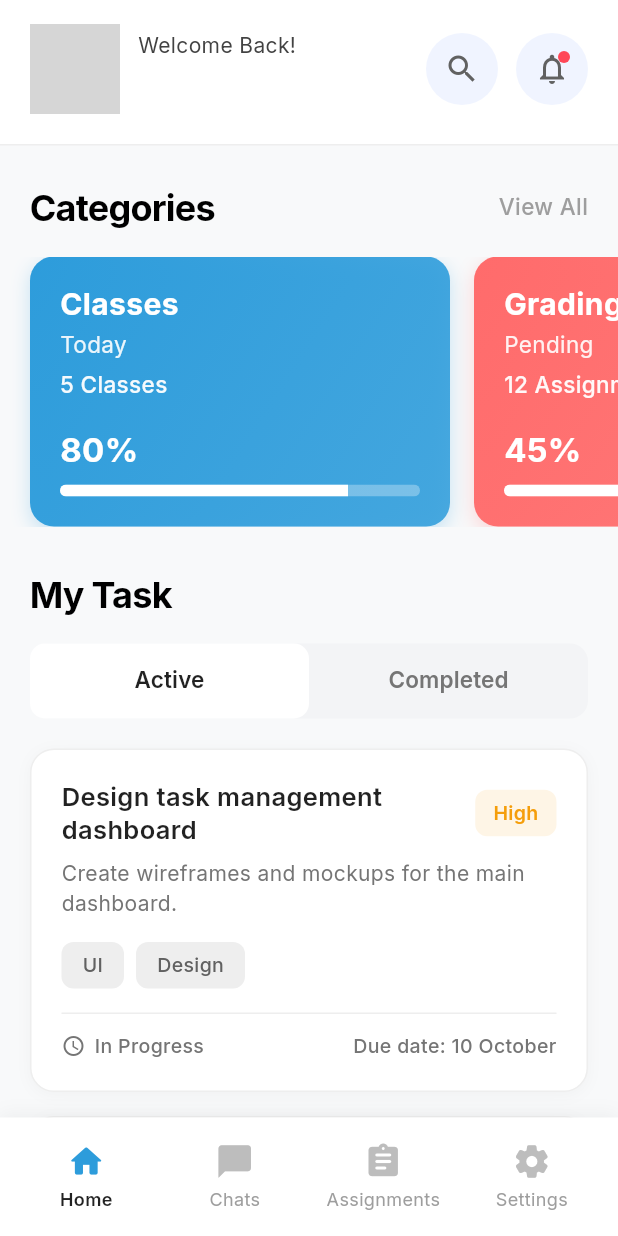
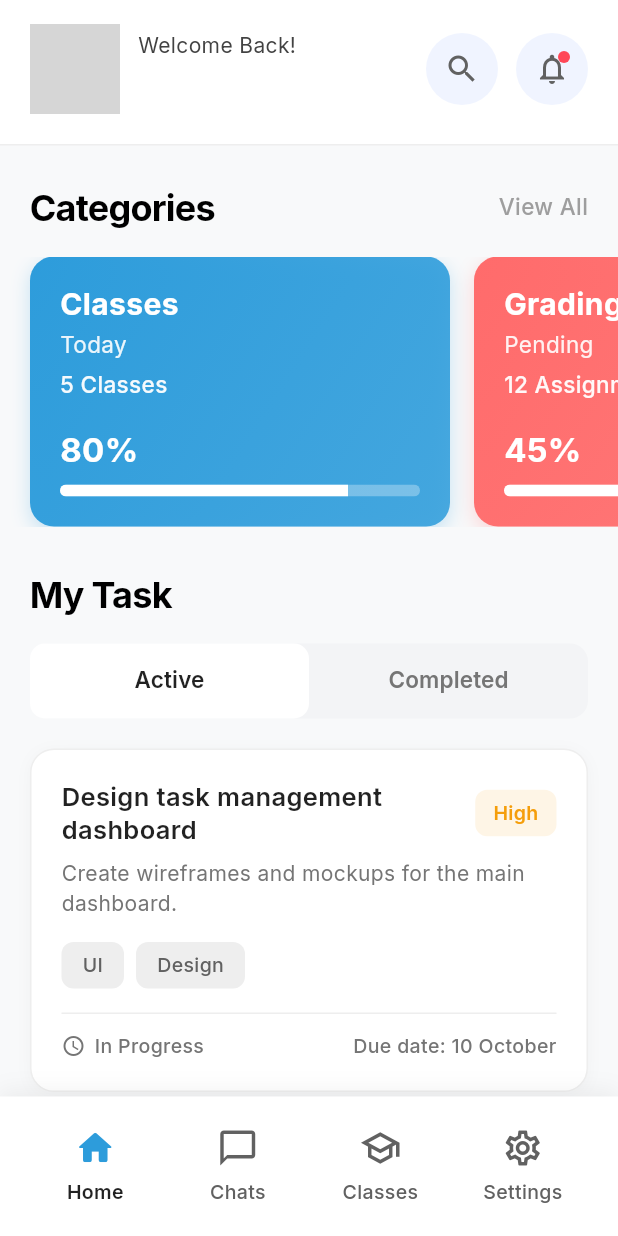
Before and after one commit to Innocent-Gershon/front-end_-_Backend_Implementation_Group-15, a Flutter app: the _HomeScreenContent screen opened directly with empty values, on a phone screen of 412 x 824 dp. Run offline on Flutter 3.47's test engine with Material 3 defaults, Android fonts, the phone set to English and light mode, and no system bars; our stand-ins replace animate_do, cloud_firestore, equatable, firebase_auth, firebase_core, flutter_bloc and 2 more; accounts and stored records are empty; grey boxes are pictures that could not be loaded.

Commit message:
The botton nav icons changed to be more visible

```diff
--- a/edu_bridge_01/lib/presentation/pages/home/home_screen.dart
+++ b/edu_bridge_01/lib/presentation/pages/home/home_screen.dart
@@ -196,22 +196,42 @@ class _HomeScreenContentState extends State<_HomeScreenContent>
     ];
   }
 
-  IconData _getBottomNavIcon(int index) {
+  IconData _getBottomNavIcon(int index, bool isSelected) {
     const navConfig = {
-      UserType.student: [Icons.home_rounded, Icons.chat_bubble_rounded, Icons.school_rounded, Icons.settings_rounded],
-      UserType.teacher: [Icons.home_rounded, Icons.chat_bubble_rounded, Icons.assignment_rounded, Icons.settings_rounded],
-      UserType.parent: [Icons.home_rounded, Icons.chat_bubble_rounded, Icons.child_care_rounded, Icons.settings_rounded],
-      UserType.guest: [Icons.home_rounded, Icons.info_rounded, Icons.login_rounded, Icons.settings_rounded],
+      UserType.student: [
+        [Icons.home_rounded, Icons.home_outlined],
+        [Icons.chat_bubble_rounded, Icons.chat_bubble_outline],
+        [Icons.school_rounded, Icons.school_outlined],
+        [Icons.settings_rounded, Icons.settings_outlined]
+      ],
+      UserType.teacher: [
+        [Icons.home_rounded, Icons.home_outlined],
+        [Icons.chat_bubble_rounded, Icons.chat_bubble_outline],
+        [Icons.school_rounded, Icons.school_outlined],
+        [Icons.settings_rounded, Icons.settings_outlined]
+      ],
+      UserType.parent: [
+        [Icons.home_rounded, Icons.home_outlined],
+        [Icons.chat_bubble_rounded, Icons.chat_bubble_outline],
+        [Icons.school_rounded, Icons.school_outlined],
+        [Icons.settings_rounded, Icons.settings_outlined]
+      ],
+      UserType.guest: [
+        [Icons.home_rounded, Icons.home_outlined],
+        [Icons.chat_bubble_rounded, Icons.chat_bubble_outline],
+        [Icons.school_rounded, Icons.school_outlined],
+        [Icons.settings_rounded, Icons.settings_outlined]
+      ],
     };
-    return navConfig[widget.userType]?[index] ?? Icons.error;
+    return navConfig[widget.userType]?[index]?[isSelected ? 0 : 1] ?? Icons.error;
   }
 
   String _getBottomNavLabel(int index) {
     const navLabels = {
       UserType.student: ['Home', 'Chats', 'Classes', 'Settings'],
-      UserType.teacher: ['Home', 'Chats', 'Assignments', 'Settings'],
-      UserType.parent: ['Home', 'Chats', 'Children', 'Settings'],
-      UserType.guest: ['Home', 'About', 'Sign In', 'Settings'],
+      UserType.teacher: ['Home', 'Chats', 'Classes', 'Settings'],
+      UserType.parent: ['Home', 'Chats', 'Classes', 'Settings'],
+      UserType.guest: ['Home', 'Chats', 'Classes', 'Settings'],
     };
     return navLabels[widget.userType]?[index] ?? 'Error';
   }
@@ -367,15 +387,15 @@ class _HomeScreenContentState extends State<_HomeScreenContent>
           color: Colors.white,
           boxShadow: [
             BoxShadow(
-              color: Colors.black.withOpacity(0.05),
-              blurRadius: 10,
-              offset: const Offset(0, -2),
+              color: Colors.black.withOpacity(0.06),
+              blurRadius: 12,
+              offset: const Offset(0, -3),
             ),
           ],
         ),
         child: SafeArea(
           child: Padding(
-            padding: const EdgeInsets.symmetric(horizontal: 8, vertical: 8),
+            padding: const EdgeInsets.symmetric(horizontal: 16, vertical: 12),
             child: Row(
               mainAxisAlignment: MainAxisAlignment.spaceAround,
               children: List.generate(4, (index) {
@@ -390,17 +410,17 @@ class _HomeScreenContentState extends State<_HomeScreenContent>
                         mainAxisSize: MainAxisSize.min,
                         children: [
                           Icon(
-                            _getBottomNavIcon(index),
-                            color: isSelected ? _getPrimaryColor() : Colors.grey[400],
-                            size: 26,
+                            _getBottomNavIcon(index, isSelected),
+                            color: isSelected ? _getPrimaryColor() : Colors.grey[700],
+                            size: 28,
                           ),
-                          const SizedBox(height: 4),
+                          const SizedBox(height: 6),
                           Text(
                             _getBottomNavLabel(index),
                             style: TextStyle(
-                              fontSize: 12,
-                              color: isSelected ? Colors.black87 : Colors.grey[500],
-                              fontWeight: isSelected ? FontWeight.w600 : FontWeight.normal,
+                              fontSize: 13,
+                              color: isSelected ? Colors.black87 : Colors.grey[700],
+                              fontWeight: isSelected ? FontWeight.w600 : FontWeight.w500,
                             ),
                           ),
                         ],
```
